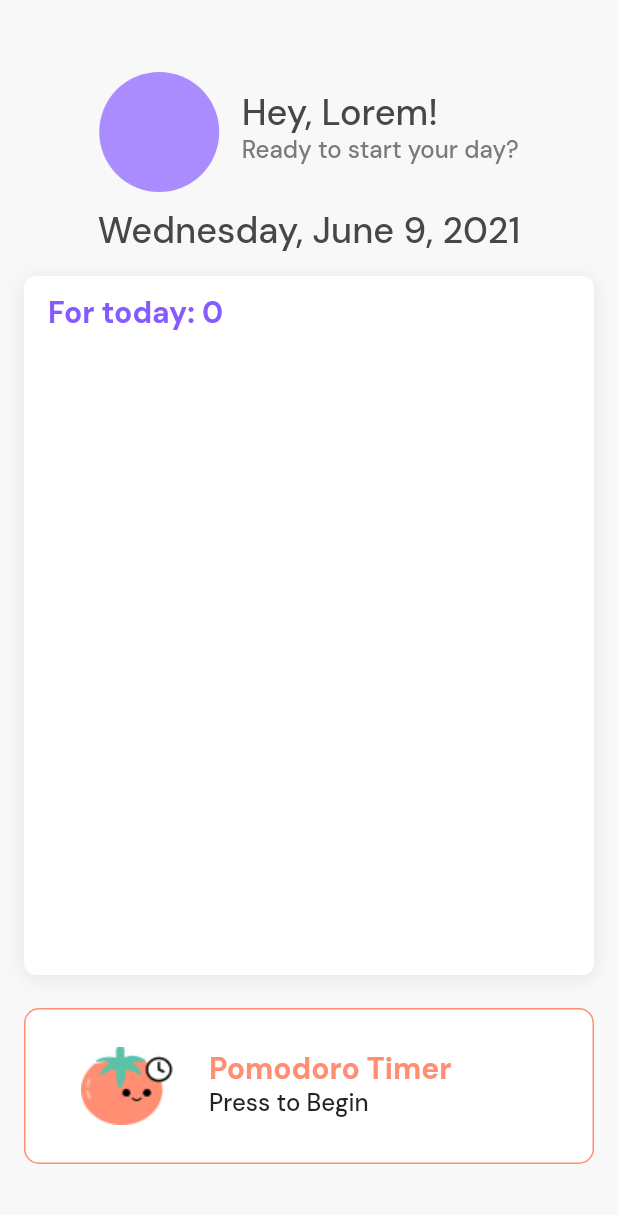
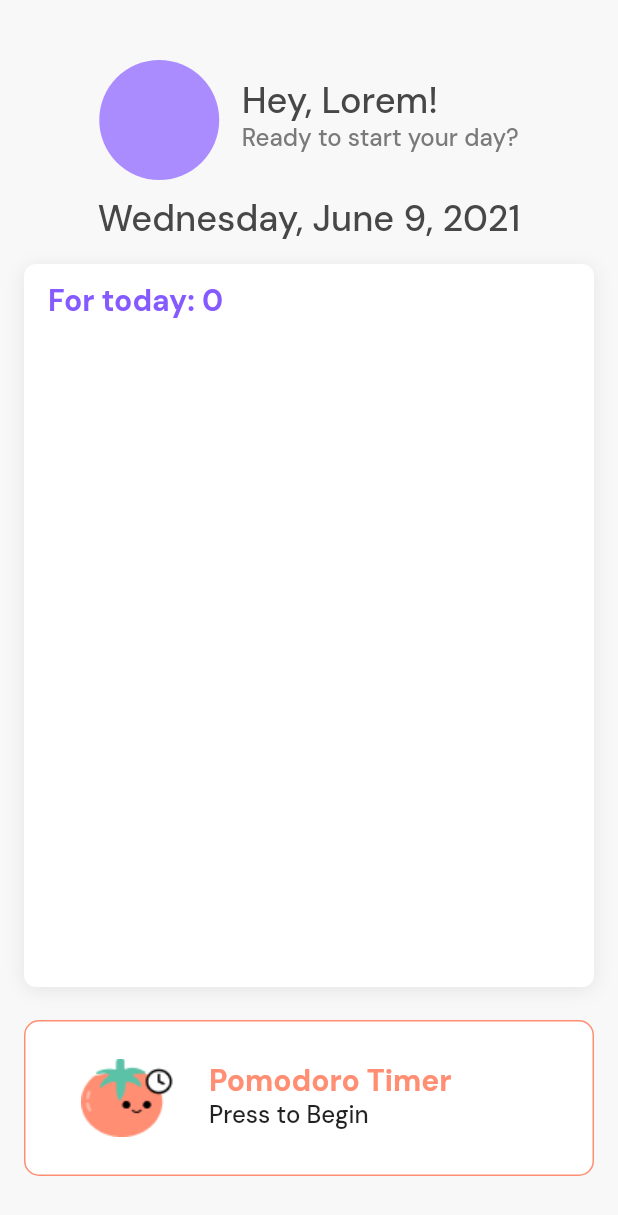
Before and after one commit to gdsc-loyola/admu_student_app, a Flutter app: the HomePage widget shown alone on an empty page, opened directly, on a phone screen of 412 x 824 dp. Shown: the top 1215 px of the screen. Run offline on Flutter 3.47's test engine with Material 2 defaults, Android fonts, the phone set to English and light mode, and no system bars; our stand-ins replace flutter_colorpicker, google_fonts, introduction_screen, sqflite; accounts and stored records are empty.

Commit message:
switch padding to 32/40

```diff
--- a/lib/screens/add_class.dart
+++ b/lib/screens/add_class.dart
@@ -200,7 +200,7 @@ class _AddClassPageState extends State<AddClassPage> {
         ],
       ),
       body: SingleChildScrollView(
-        padding: EdgeInsets.fromLTRB(16, 48, 16, 48),
+        padding: EdgeInsets.fromLTRB(16, 32, 16, 32),
         child: Column(
           children: [
             // header
--- a/lib/screens/add_task.dart
+++ b/lib/screens/add_task.dart
@@ -187,7 +187,7 @@ class _AddTaskPageState extends State<AddTaskPage> {
       ),
       body: Container(
         height: double.infinity,
-        padding: EdgeInsets.fromLTRB(16, 43, 16, 0),
+        padding: EdgeInsets.fromLTRB(16, 32, 16, 32),
         color: AppColors.PRIMARY_MAIN,
         child: SingleChildScrollView(
           child: Column(
--- a/lib/screens/enlistment/enlistment_page.dart
+++ b/lib/screens/enlistment/enlistment_page.dart
@@ -62,7 +62,7 @@ class _EnlistmentPageState extends State<EnlistmentPage> {
         ),
       ),
       body: SingleChildScrollView(
-        padding: EdgeInsets.fromLTRB(16, 48, 16, 29),
+        padding: EdgeInsets.fromLTRB(16, 40, 16, 32), // 32?
         child: Column(
           children: [
             // header
--- a/lib/screens/home/home_page.dart
+++ b/lib/screens/home/home_page.dart
@@ -6,8 +6,6 @@ import 'package:admu_student_app/constants/app_colors.dart';
 import 'package:admu_student_app/constants/app_effects.dart';
 import 'package:admu_student_app/models/calendar_events.dart';
 import 'package:admu_student_app/models/event.dart';
-import 'package:admu_student_app/models/notification_center.dart';
-import 'package:admu_student_app/models/notification.dart';
 import 'package:admu_student_app/widgets/home/event_card_preview.dart';
 import 'package:admu_student_app/widgets/home/notification_card.dart';
 import 'package:admu_student_app/widgets/home/pomodoro.dart';
@@ -25,11 +23,8 @@ class _HomePageState extends State<HomePage> {
     List<Event> events =
         Provider.of<CalendarEvents>(context).getEventsByDay(DateTime.now());
 
-    // test
-    List<Notif> notifs = Provider.of<NotificationCenter>(context).notifs;
-
     return Container(
-      padding: EdgeInsets.fromLTRB(16, 48, 16, 48),
+      padding: EdgeInsets.fromLTRB(16, 40, 16, 40),
       child: Column(
         children: [
           // icon and name
@@ -114,18 +109,6 @@ class _HomePageState extends State<HomePage> {
                           HomeEventCard(event: events[index]),
                     ),
                   ),
-
-                  // testing, notifications
-                  /*Expanded(
-                    child: ListView.builder(
-                      shrinkWrap: true,
-                      itemCount: notifs.length,
-                      itemBuilder: (_, index) => Padding(
-                        padding: EdgeInsets.only(top: 16),
-                        child: NotificationCard(notifs[index]),
-                      ),
-                    ),
-                  ),*/
                 ],
               ),
             ),
--- a/lib/screens/qpi/add_qpi.dart
+++ b/lib/screens/qpi/add_qpi.dart
@@ -300,7 +300,7 @@ class _AddQPIPageState extends State<AddQPIPage> {
       ),
       backgroundColor: AppColors.PRIMARY_MAIN,
       body: SingleChildScrollView(
-        padding: EdgeInsets.fromLTRB(16.0, 48.0, 16.0, 48.0), // bot 96
+        padding: EdgeInsets.fromLTRB(16.0, 32.0, 16.0, 32.0), // bot 96
         child: Column(
           crossAxisAlignment: CrossAxisAlignment.center,
           children: [
--- a/lib/screens/qpi/qpi_page.dart
+++ b/lib/screens/qpi/qpi_page.dart
@@ -46,7 +46,7 @@ class _QPIPageState extends State<QPIPage> {
     List<Year> years = Provider.of<AcademicRecords>(context).years;
 
     return SingleChildScrollView(
-      padding: EdgeInsets.fromLTRB(16.0, 48.0, 16.0, 16.0),
+      padding: EdgeInsets.fromLTRB(16.0, 40.0, 16.0, 32.0),
       child: Column(
         crossAxisAlignment: CrossAxisAlignment.start,
         children: [
--- a/lib/screens/qpi/qpi_semester.dart
+++ b/lib/screens/qpi/qpi_semester.dart
@@ -74,7 +74,7 @@ class _SemesterPageState extends State<SemesterPage> {
         ),
       ),
       body: SingleChildScrollView(
-        padding: EdgeInsets.fromLTRB(16.0, 48.0, 24.0, 16.0),
+        padding: EdgeInsets.fromLTRB(16.0, 40.0, 24.0, 32.0),
         child: Column(
           crossAxisAlignment: CrossAxisAlignment.start,
           children: [
--- a/lib/screens/schedule/schedule_page.dart
+++ b/lib/screens/schedule/schedule_page.dart
@@ -20,7 +20,7 @@ class _SchedulePageState extends State<SchedulePage> {
         Provider.of<ClassSchedule>(context).getSchedules();
 
     return Container(
-      padding: EdgeInsets.fromLTRB(16, 48, 16, 48),
+      padding: EdgeInsets.fromLTRB(16, 40, 16, 32),
       child: Column(
         children: [
           ListView.builder(
```
